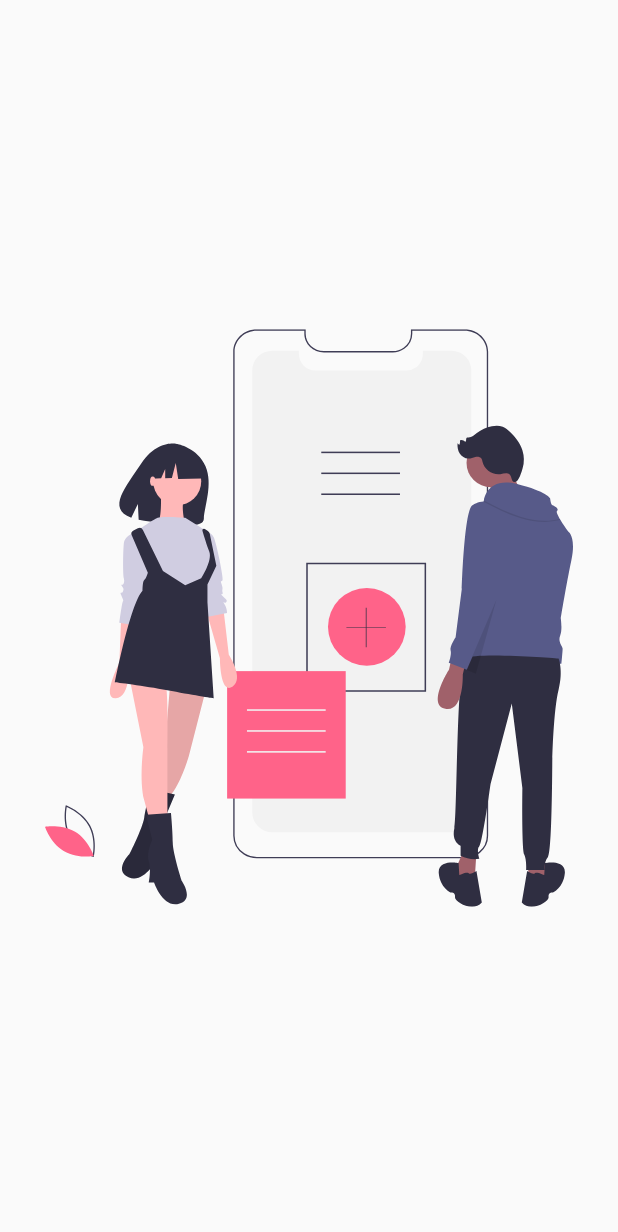
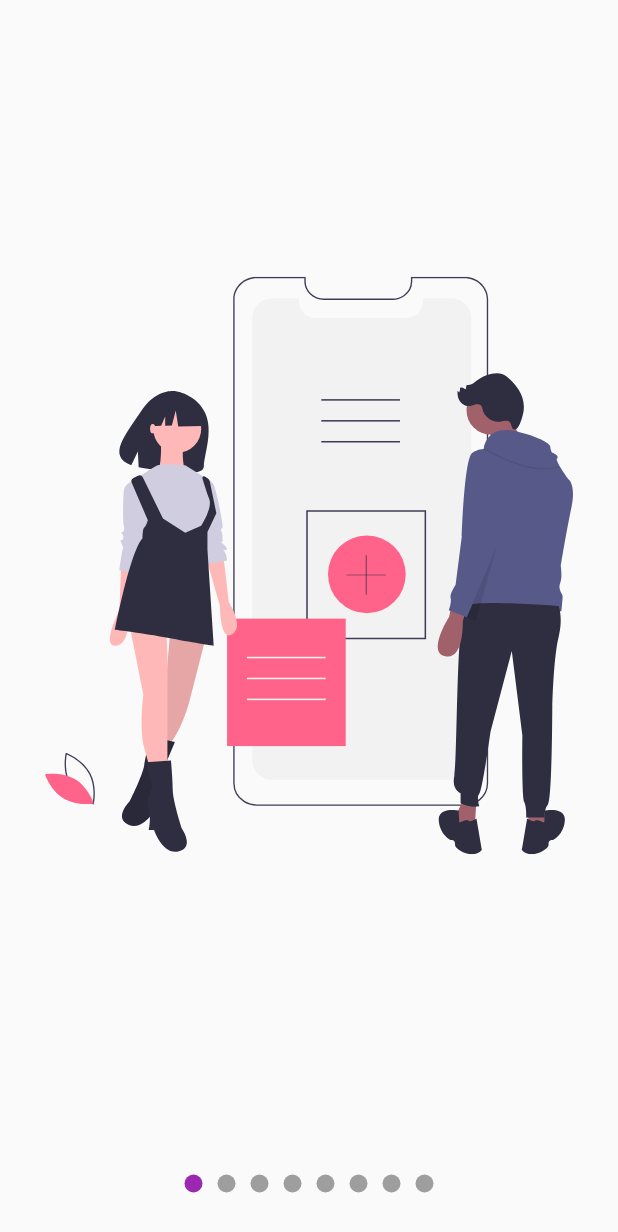
Before and after one commit to redemtiom/flutter_designs, a Flutter app: the screen it shows after launch, on a phone screen of 412 x 824 dp. Shown: the top 1232 px of the screen. Run offline on Flutter 3.47's test engine with Material 2 defaults, Android fonts, the phone set to English and light mode, and no system bars; our stand-ins replace flutter_svg.

Commit message:
added logic to slideshow with provider

```diff
--- a/lib/main.dart
+++ b/lib/main.dart
@@ -1,6 +1,7 @@
 //import 'package:disenos_app/src/pages/animaciones_page.dart';
 //import 'package:disenos_app/src/retos/cuadrado_animado_reto.dart';
 import 'package:disenos_app/src/pages/graficas_circulares_page.dart';
+//import 'package:disenos_app/src/labs/slideshow_page.dart';
 import 'package:disenos_app/src/pages/slideshow_page.dart';
 import 'package:flutter/material.dart';
 
@@ -21,7 +22,7 @@ class MyApp extends StatelessWidget {
       theme: ThemeData(
         primarySwatch: Colors.blue,
       ),
-      home: const SlideShowPage(),
+      home: const SlideshowPage(),
     );
   }
 }
--- /dev/null
+++ b/lib/src/labs/slideshow_page.dart
@@ -0,0 +1,128 @@
+import 'package:flutter/material.dart';
+
+import 'package:provider/provider.dart';
+import 'package:disenos_app/src/models/slider_model.dart';
+
+import 'package:flutter_svg/flutter_svg.dart';
+
+class SlideShowPage extends StatelessWidget {
+  const SlideShowPage({Key? key}) : super(key: key);
+
+  @override
+  Widget build(BuildContext context) {
+    return ChangeNotifierProvider(
+      create: (_) => SliderModel(),
+      child: Scaffold(
+        body: Center(
+          child: Column(
+            children: [Expanded(child: _Slides()), _Dots()],
+          ),
+        ),
+      ),
+    );
+  }
+}
+
+class _Dots extends StatelessWidget {
+  const _Dots({Key? key}) : super(key: key);
+
+  @override
+  Widget build(BuildContext context) {
+    return Container(
+      width: double.infinity,
+      height: 70.0,
+      child: Row(
+        mainAxisAlignment: MainAxisAlignment.center,
+        children: [
+          _Dot(index: 0),
+          _Dot(index: 1),
+          _Dot(index: 2),
+        ],
+      ),
+    );
+  }
+}
+
+class _Dot extends StatelessWidget {
+  const _Dot({Key? key, required this.index}) : super(key: key);
+
+  final int index;
+
+  @override
+  Widget build(BuildContext context) {
+    final pageViewIndex = Provider.of<SliderModel>(context).currentPage;
+
+    return Container(
+      width: 12,
+      height: 12,
+      margin: const EdgeInsets.symmetric(horizontal: 5.0),
+      decoration: BoxDecoration(
+        color: (pageViewIndex >= index - 0.5 && pageViewIndex < index + 0.5) ? Colors.blue : Colors.grey,
+        shape: BoxShape.circle,
+      ),
+    );
+  }
+}
+
+//SvgPicture.asset('assets/svgs/slide-1.svg')
+
+class _Slides extends StatefulWidget {
+  const _Slides({Key? key}) : super(key: key);
+
+  @override
+  State<_Slides> createState() => _SlidesState();
+}
+
+class _SlidesState extends State<_Slides> {
+  final pageViewController = PageController();
+
+  @override
+  void initState() {
+    pageViewController.addListener(() {
+      print('Pagina actual: ${pageViewController.page}');
+      // Actualizar el provider, sliderModel
+      Provider.of<SliderModel>(context, listen: false).currentPage =
+          pageViewController.page!;
+    });
+
+    // TODO: implement initState
+    super.initState();
+  }
+
+  @override
+  void dispose() {
+    pageViewController.dispose();
+    // TODO: implement dispose
+    super.dispose();
+  }
+
+  @override
+  Widget build(BuildContext context) {
+    return Container(
+      child: PageView(
+        controller: pageViewController,
+        children: [
+          _Slide(svg: 'assets/svgs/slide-1.svg'),
+          _Slide(svg: 'assets/svgs/slide-2.svg'),
+          _Slide(svg: 'assets/svgs/slide-3.svg'),
+        ],
+      ),
+    );
+  }
+}
+
+class _Slide extends StatelessWidget {
+  final String svg;
+
+  const _Slide({Key? key, required this.svg}) : super(key: key);
+
+  @override
+  Widget build(BuildContext context) {
+    return Container(
+      width: double.infinity,
+      height: double.infinity,
+      padding: const EdgeInsets.all(30),
+      child: SvgPicture.asset(svg),
+    );
+  }
+}
--- /dev/null
+++ b/lib/src/models/slider_model.dart
@@ -0,0 +1,12 @@
+import 'package:flutter/material.dart';
+
+class SliderModel with ChangeNotifier {
+  double _currentPage = 0;
+
+  double get currentPage => _currentPage;
+
+  set currentPage(double currentPage) {
+    _currentPage = currentPage;
+    notifyListeners();
+  }
+}
--- a/lib/src/pages/slideshow_page.dart
+++ b/lib/src/pages/slideshow_page.dart
@@ -1,51 +1,27 @@
 import 'package:flutter/material.dart';
 
-import 'package:flutter_svg/flutter_svg.dart';
+import 'package:disenos_app/src/widgets/slideshow.dart';
+import 'package:flutter_svg/svg.dart';
 
-class SlideShowPage extends StatelessWidget {
-  const SlideShowPage({Key? key}) : super(key: key);
+class SlideshowPage extends StatelessWidget {
+  const SlideshowPage({Key? key}) : super(key: key);
 
   @override
   Widget build(BuildContext context) {
     return Scaffold(
-      body: Center(
-        child: _Slides(),
-      ),
+      body: Slideshow(
+        primaryColor: Colors.purple,
+        //secondaryColor: Colors.white,
+        slides: [
+        SvgPicture.asset('assets/svgs/slide-1.svg'),
+        SvgPicture.asset('assets/svgs/slide-2.svg'),
+        SvgPicture.asset('assets/svgs/slide-3.svg'),
+        SvgPicture.asset('assets/svgs/slide-4.svg'),
+        SvgPicture.asset('assets/svgs/slide-5.svg'),
+        SvgPicture.asset('assets/svgs/slide-3.svg'),
+        SvgPicture.asset('assets/svgs/slide-4.svg'),
+        SvgPicture.asset('assets/svgs/slide-5.svg'),
+      ],),
     );
   }
 }
-
-//SvgPicture.asset('assets/svgs/slide-1.svg')
-
-class _Slides extends StatelessWidget {
-  const _Slides({Key? key}) : super(key: key);
-
-  @override
-  Widget build(BuildContext context) {
-    return Container(
-      child: PageView(
-        children: [
-          _Slide(svg: 'assets/svgs/slide-1.svg'),
-          _Slide(svg: 'assets/svgs/slide-2.svg'),
-          _Slide(svg: 'assets/svgs/slide-3.svg'),
-        ],
-      ),
-    );
-  }
-}
-
-class _Slide extends StatelessWidget {
-  final String svg;
-
-  const _Slide({Key? key, required this.svg}) : super(key: key);
-
-  @override
-  Widget build(BuildContext context) {
-    return Container(
-      width: double.infinity,
-      height: double.infinity,
-      padding: const EdgeInsets.all(30),
-      child: SvgPicture.asset(svg),
-    );
-  }
-}
--- /dev/null
+++ b/lib/src/widgets/slideshow.dart
@@ -0,0 +1,164 @@
+import 'package:flutter/material.dart';
+
+import 'package:provider/provider.dart';
+
+class Slideshow extends StatelessWidget {
+  const Slideshow(
+      {Key? key,
+      required this.slides,
+      this.primaryColor = Colors.blue,
+      this.secondaryColor = Colors.grey})
+      : super(key: key);
+
+  final List<Widget> slides;
+  final Color primaryColor;
+  final Color secondaryColor;
+
+  @override
+  Widget build(BuildContext context) {
+    return ChangeNotifierProvider(
+      create: (_) => _SlideshowModel(primaryColor, secondaryColor),
+      child: Center(
+        child: Column(
+          children: [
+            Expanded(child: _Slides(slides: slides)),
+            _Dots(
+              length: slides.length,
+            ),
+          ],
+        ),
+      ),
+    );
+  }
+}
+
+class _Dots extends StatelessWidget {
+  const _Dots({Key? key, required this.length}) : super(key: key);
+
+  final int length;
+
+  @override
+  Widget build(BuildContext context) {
+    return Container(
+      width: double.infinity,
+      height: 70.0,
+      child: Row(
+        mainAxisAlignment: MainAxisAlignment.center,
+        children: List.generate(length, (index) => _Dot(index: index)),
+      ),
+    );
+  }
+}
+
+class _Dot extends StatelessWidget {
+  const _Dot({Key? key, required this.index}) : super(key: key);
+
+  final int index;
+
+  @override
+  Widget build(BuildContext context) {
+    //final pageViewIndex = Provider.of<_SlideshowModel>(context).currentPage;
+    final ssModel = Provider.of<_SlideshowModel>(context);
+
+    return AnimatedContainer(
+      duration: const Duration(milliseconds: 200),
+      width: 12,
+      height: 12,
+      margin: const EdgeInsets.symmetric(horizontal: 5.0),
+      decoration: BoxDecoration(
+        color: (ssModel.currentPage >= index - 0.5 && ssModel.currentPage < index + 0.5)
+            ? ssModel.primaryColor
+            : ssModel.secondaryColor,
+        shape: BoxShape.circle,
+      ),
+    );
+  }
+}
+
+class _Slides extends StatefulWidget {
+  const _Slides({Key? key, required this.slides}) : super(key: key);
+
+  final List<Widget> slides;
+
+  @override
+  State<_Slides> createState() => _SlidesState();
+}
+
+class _SlidesState extends State<_Slides> {
+  final pageViewController = PageController();
+
+  @override
+  void initState() {
+    pageViewController.addListener(() {
+      //print('Pagina actual: ${pageViewController.page}');
+      // Actualizar el provider, sliderModel
+      Provider.of<_SlideshowModel>(context, listen: false).currentPage =
+          pageViewController.page!;
+    });
+
+    // TODO: implement initState
+    super.initState();
+  }
+
+  @override
+  void dispose() {
+    pageViewController.dispose();
+    // TODO: implement dispose
+    super.dispose();
+  }
+
+  @override
+  Widget build(BuildContext context) {
+    return Container(
+      child: PageView(
+        controller: pageViewController,
+        children: widget.slides.map((item) => _Slide(slide: item)).toList(),
+      ),
+    );
+  }
+}
+
+class _Slide extends StatelessWidget {
+  const _Slide({Key? key, required this.slide}) : super(key: key);
+
+  final Widget slide;
+
+  @override
+  Widget build(BuildContext context) {
+    return Container(
+      width: double.infinity,
+      height: double.infinity,
+      padding: const EdgeInsets.all(30),
+      child: slide,
+    );
+  }
+}
+
+class _SlideshowModel with ChangeNotifier {
+  double _currentPage = 0;
+  late Color _primaryColor;
+  late Color _secondaryColor;
+
+  _SlideshowModel(this._primaryColor, this._secondaryColor);
+
+  double get currentPage => _currentPage;
+
+  Color get primaryColor => _primaryColor;
+
+  Color get secondaryColor => _secondaryColor;
+
+  set currentPage(double currentPage) {
+    _currentPage = currentPage;
+    notifyListeners();
+  }
+
+  set primaryColor(Color color) {
+    _primaryColor = color;
+    notifyListeners();
+  }
+
+  set secondaryColor(Color color) {
+    _secondaryColor = color;
+    notifyListeners();
+  }
+}
--- a/pubspec.yaml
+++ b/pubspec.yaml
@@ -35,6 +35,7 @@ dependencies:
   # Use with the CupertinoIcons class for iOS style icons.
   cupertino_icons: ^1.0.2
   flutter_svg: ^1.1.0
+  provider: ^6.0.3
 
 dev_dependencies:
   flutter_test:
```
Also changed, not shown: pubspec.lock.
